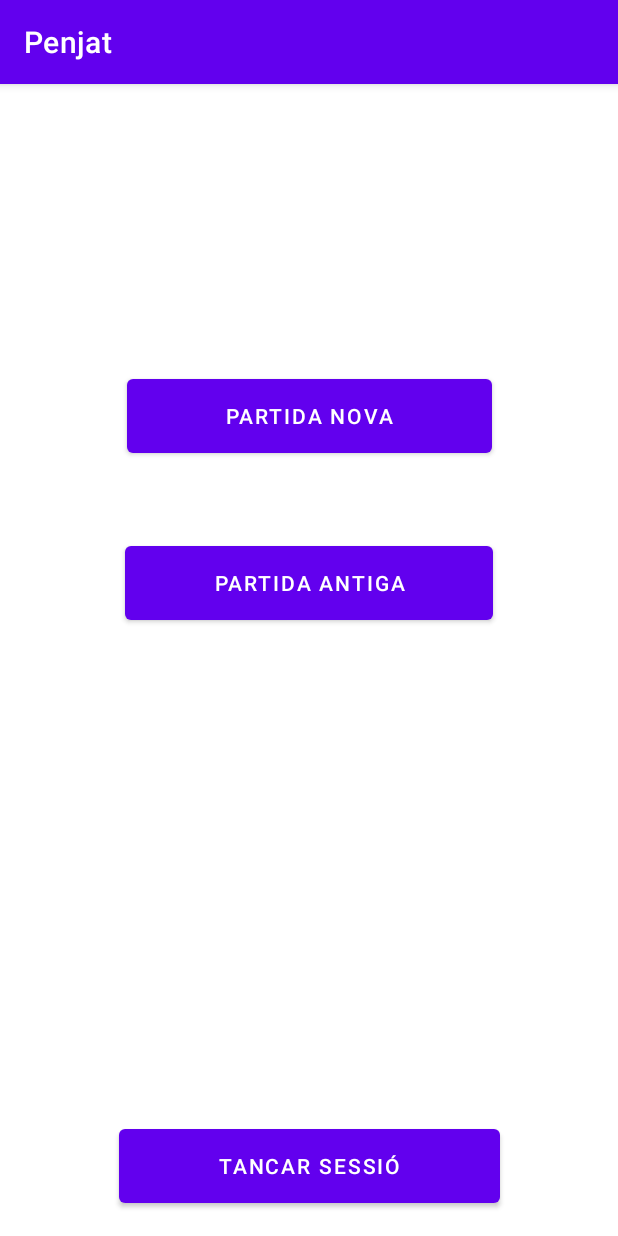
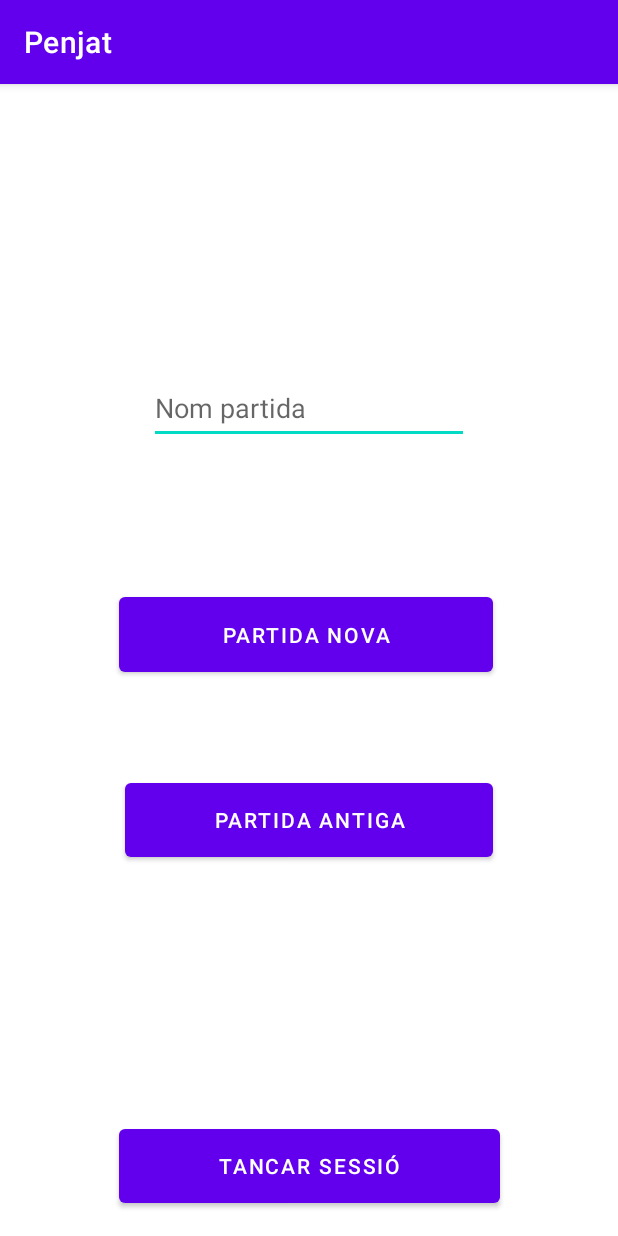
Before and after one commit to MarcOrtizBurgos/Practiques_FCT_HCB, an Android app: the FragmentPenjat screen opened directly, with no data from a screen before it, on a phone screen of 412 x 824 dp. Run offline under Robolectric (Android 15) with nearby library versions, the phone set to English and light mode, and no system bars; our stand-ins replace Firebase (no records; nobody signed in at launch, a user with empty details on screens opened directly).

Commit message:
mob - inserció duna partida

```diff
--- a/PenjatFirebase2/app/build.gradle
+++ b/PenjatFirebase2/app/build.gradle
@@ -46,4 +46,7 @@ dependencies {
     implementation platform('com.google.firebase:firebase-bom:29.0.0')
     implementation 'com.google.firebase:firebase-analytics-ktx'
     implementation 'com.google.firebase:firebase-auth-ktx'
+    implementation 'com.google.firebase:firebase-auth:21.0.1'
+    implementation 'com.google.firebase:firebase-database:20.0.2'
+    implementation 'com.google.firebase:firebase-firestore-ktx:24.0.0'
 }
--- a/PenjatFirebase2/app/src/main/java/cat/copernic/marcortiz/penjatfirebase2/MainActivity.kt
+++ b/PenjatFirebase2/app/src/main/java/cat/copernic/marcortiz/penjatfirebase2/MainActivity.kt
@@ -25,10 +25,8 @@ class MainActivity : AppCompatActivity() {
     }
 
     private fun setup(){
-        title = "Autenticatió"
+        title = "Autentificació"
         buttonRegistre.setOnClickListener{
-            println(editUsuari.text.toString())
-            println(editClau.text.toString())
             if(editUsuari.text.isNotEmpty() && editClau.text.isNotEmpty()){
                 FirebaseAuth.getInstance()
                     .createUserWithEmailAndPassword(editUsuari.text.toString(),
--- a/PenjatFirebase2/app/src/main/res/layout/fragment_penjat.xml
+++ b/PenjatFirebase2/app/src/main/res/layout/fragment_penjat.xml
@@ -9,13 +9,13 @@
         android:id="@+id/textUsuari"
         android:layout_width="0dp"
         android:layout_height="0dp"
-        android:layout_marginStart="74dp"
+        android:layout_marginStart="73dp"
         android:layout_marginTop="27dp"
-        android:layout_marginEnd="74dp"
-        android:layout_marginBottom="102dp"
+        android:layout_marginEnd="73dp"
+        android:layout_marginBottom="103dp"
         android:text="@string/usuari"
         android:textSize="30sp"
-        app:layout_constraintBottom_toTopOf="@+id/buttonN"
+        app:layout_constraintBottom_toTopOf="@+id/editpartida"
         app:layout_constraintEnd_toEndOf="parent"
         app:layout_constraintStart_toStartOf="parent"
         app:layout_constraintTop_toTopOf="parent" />
@@ -33,23 +33,37 @@
 
     <Button
         android:id="@+id/buttonN"
-        android:layout_width="243dp"
+        android:layout_width="0dp"
         android:layout_height="0dp"
-        android:layout_marginBottom="50dp"
+        android:layout_marginBottom="62dp"
         android:text="@string/PartidaN"
         app:layout_constraintBottom_toTopOf="@+id/buttonA"
-        app:layout_constraintEnd_toEndOf="parent"
-        app:layout_constraintStart_toStartOf="parent"
-        app:layout_constraintTop_toBottomOf="@+id/textUsuari" />
+        app:layout_constraintEnd_toEndOf="@+id/buttonA"
+        app:layout_constraintStart_toStartOf="@+id/buttonTanca"
+        app:layout_constraintTop_toBottomOf="@+id/editpartida" />
 
     <Button
         android:id="@+id/buttonA"
         android:layout_width="245dp"
         android:layout_height="0dp"
-        android:layout_marginBottom="327dp"
+        android:layout_marginBottom="169dp"
         android:text="@string/PartidaA"
         app:layout_constraintBottom_toTopOf="@+id/buttonTanca"
         app:layout_constraintEnd_toEndOf="parent"
         app:layout_constraintStart_toStartOf="parent"
         app:layout_constraintTop_toBottomOf="@+id/buttonN" />
+
+    <EditText
+        android:id="@+id/editpartida"
+        android:layout_width="wrap_content"
+        android:layout_height="wrap_content"
+        android:layout_marginBottom="96dp"
+        android:ems="10"
+        android:hint="@string/nom_partida"
+        android:inputType="textPersonName"
+        android:minHeight="48dp"
+        app:layout_constraintBottom_toTopOf="@+id/buttonN"
+        app:layout_constraintEnd_toEndOf="parent"
+        app:layout_constraintStart_toStartOf="parent"
+        app:layout_constraintTop_toBottomOf="@+id/textUsuari" />
 </androidx.constraintlayout.widget.ConstraintLayout>
--- a/PenjatFirebase2/app/src/main/res/values/strings.xml
+++ b/PenjatFirebase2/app/src/main/res/values/strings.xml
@@ -13,4 +13,5 @@
     <string name="paraules"><b>Paraula</b></string>
     <string name="lletra"><b>Escriu una lletra</b></string>
     <string name="enviar">Enviar</string>
+    <string name="nom_partida">Nom partida</string>
 </resources>
```
Also changed, not shown: PenjatFirebase2/app/src/main/java/cat/copernic/marcortiz/penjatfirebase2/FragmentPenjat.kt (+65 -7 lines), PenjatFirebase2/app/src/main/java/cat/copernic/marcortiz/penjatfirebase2/JocActivity.kt (+43 -3 lines), PenjatFirebase2/app/src/main/res/layout/activity_joc.xml (+20 -6 lines).
